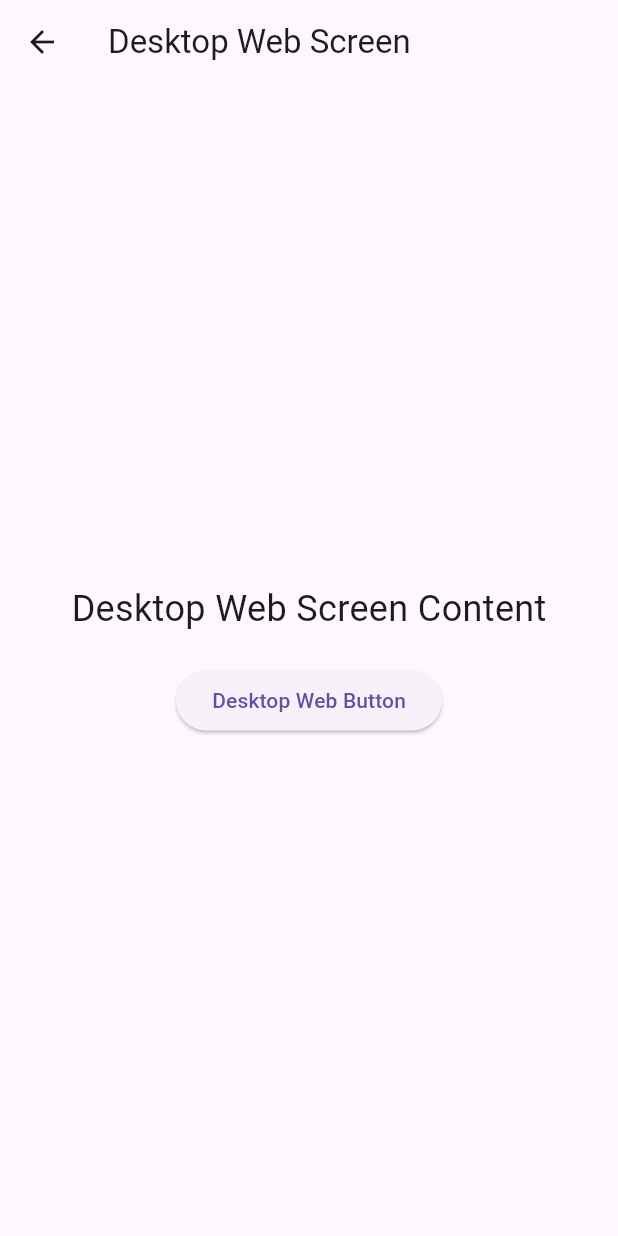
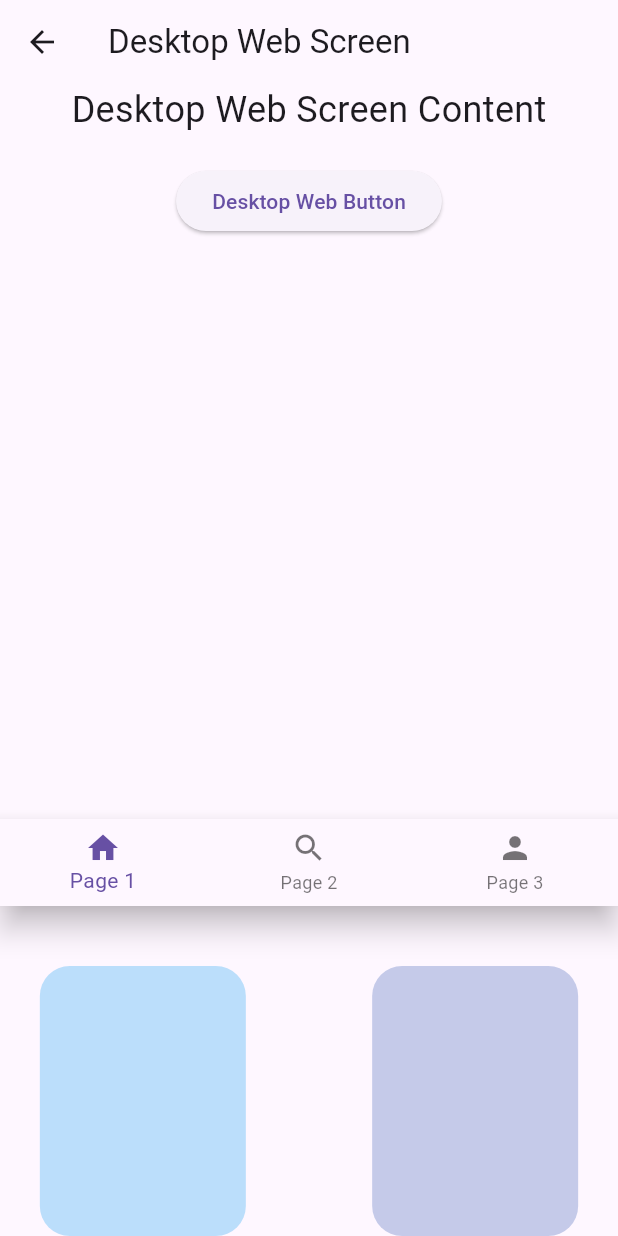
Before and after one commit to BinyugaPvtLtd/demo_prohealth, a Flutter app: the DesktopWebScreen screen opened directly, on a phone screen of 412 x 824 dp. Run offline on Flutter 3.47's test engine with Material 3 defaults, Android fonts, the phone set to English and light mode, and no system bars; our stand-ins replace get.

Commit message:
added bottom bar and base structure.

```diff
--- /dev/null
+++ b/lib/web_screen/switch_page_bar.dart
@@ -0,0 +1,72 @@
+import 'package:flutter/material.dart';
+import 'package:get/get.dart';
+
+class BottomNavBar {
+  static Widget getBottomNavigationBar() {
+    final List<Widget> _pages = [
+      Page1(),
+      Page2(),
+      Page3(),
+    ];
+
+    final List<String> _pageTitles = [
+      'Page 1',
+      'Page 2',
+      'Page 3',
+    ];
+
+    final RxInt _selectedIndex = 0.obs;
+
+    return Scaffold(
+      appBar: AppBar(
+        title: Obx(() => Text(_pageTitles[_selectedIndex.value])),
+      ),
+      body: Obx(() => _pages[_selectedIndex.value]),
+      bottomNavigationBar: BottomNavigationBar(
+        currentIndex: _selectedIndex.value,
+        onTap: (index) => _selectedIndex.value = index,
+        items: [
+          BottomNavigationBarItem(
+            icon: Icon(Icons.home),
+            label: 'Page 1',
+          ),
+          BottomNavigationBarItem(
+            icon: Icon(Icons.search),
+            label: 'Page 2',
+          ),
+          BottomNavigationBarItem(
+            icon: Icon(Icons.person),
+            label: 'Page 3',
+          ),
+        ],
+      ),
+    );
+  }
+}
+
+class Page1 extends StatelessWidget {
+  @override
+  Widget build(BuildContext context) {
+    return Center(
+      child: Text('Page 1'),
+    );
+  }
+}
+
+class Page2 extends StatelessWidget {
+  @override
+  Widget build(BuildContext context) {
+    return Center(
+      child: Text('Page 2'),
+    );
+  }
+}
+
+class Page3 extends StatelessWidget {
+  @override
+  Widget build(BuildContext context) {
+    return Center(
+      child: Text('Page 3'),
+    );
+  }
+}
--- a/lib/web_screen/web_screen.dart
+++ b/lib/web_screen/web_screen.dart
@@ -1,4 +1,5 @@
 import 'package:demo_prohealth/controller.dart';
+import 'package:demo_prohealth/web_screen/switch_page_bar.dart';
 import 'package:flutter/material.dart';
 import 'package:get/get_core/src/get_main.dart';
 import 'package:get/get_instance/src/extension_instance.dart';
@@ -25,6 +26,61 @@ class DesktopWebScreen extends StatelessWidget {
               onPressed: () {},
               child: Text('Desktop Web Button'),
             ),
+            Spacer(), // Add a spacer to push the bottom navigation bar to the middle
+            SizedBox(
+                height: 60,
+                child: BottomNavBar.getBottomNavigationBar()), // Call the method here
+            SizedBox(height: 20),
+            // SizedBox(height: 20),
+            // Padding(
+            //   padding: const EdgeInsets.symmetric(horizontal: 8.0),
+            //   child: Row(
+            //     mainAxisAlignment: MainAxisAlignment.spaceEvenly,
+            //     children: [
+            //       Container(
+            //       color: Colors.blueGrey,
+            //       height: 180,
+            //         width: MediaQuery.of(context).size.width/3,
+            //     ),
+            //       Container(
+            //         color: Colors.blueGrey,
+            //         height: 180,
+            //         width: MediaQuery.of(context).size.width/3,
+            //       ),
+            //     ],
+            //   ),
+            // ),
+            SizedBox(height: 20),
+            Padding(
+              padding: const EdgeInsets.symmetric(horizontal: 8.0),
+              child: SizedBox(
+                height: 180,
+                //width: MediaQuery.of(context).size.width/0.8,
+                child: Row(
+                  mainAxisAlignment: MainAxisAlignment.spaceAround,
+                  children: [
+                    Container(
+                      width: MediaQuery.of(context).size.width/3,
+                      child: Column(),
+
+                      decoration: BoxDecoration(
+                        borderRadius: BorderRadius.circular(20),
+                        color: Colors.blue[100],
+                      ),
+                    ),
+                    SizedBox(width: 10),
+                    Container(
+                      width: MediaQuery.of(context).size.width/3,
+                      child: Column(),
+                      decoration: BoxDecoration(
+                        borderRadius: BorderRadius.circular(20),
+                        color: Colors.indigo[100],
+                      ),
+                    ),
+                  ],
+                ),
+              ),
+            )
           ],
         ),
       ),
--- a/pubspec.yaml
+++ b/pubspec.yaml
@@ -36,6 +36,7 @@ dependencies:
   # Use with the CupertinoIcons class for iOS style icons.
   cupertino_icons: ^1.0.2
   get: ^4.6.6
+  persistent_bottom_nav_bar: ^5.0.2
 
 
 
```
Also changed, not shown: pubspec.lock.
